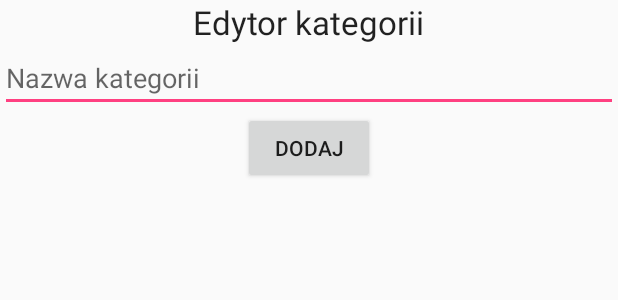
After one commit to JestemFajnaAJakze/Nauczyciel03, an Android app: the layout activity_add_category.xml on its own in the app's theme, with its tools: preview values and no code run, on a phone screen of 412 x 824 dp. The commit adds this screen. Shown: the top 300 px of the screen. Run offline under Robolectric (Android 15) with nearby library versions, the phone set to English and light mode, and no system bars.

Commit message:
Add: activity_add_category, AddCategoryActivity Modified: activity_category_list.xml, activity_question.xml

```diff
--- /dev/null
+++ b/app/src/main/res/layout/activity_add_category.xml
@@ -0,0 +1,29 @@
+<?xml version="1.0" encoding="utf-8"?>
+<LinearLayout xmlns:android="http://schemas.android.com/apk/res/android"
+    android:layout_width="match_parent"
+    android:layout_height="match_parent"
+    android:orientation="vertical">
+
+    <TextView
+        android:layout_width="wrap_content"
+        android:layout_height="wrap_content"
+        android:textAppearance="?android:attr/textAppearanceLarge"
+        android:text="Edytor kategorii"
+        android:id="@+id/textView2"
+        android:layout_gravity="center_horizontal" />
+
+    <EditText
+        android:layout_width="match_parent"
+        android:layout_height="wrap_content"
+        android:id="@+id/question"
+        android:layout_gravity="center_horizontal"
+        android:hint="Nazwa kategorii" />
+
+    <Button
+        android:layout_width="wrap_content"
+        android:layout_height="wrap_content"
+        android:text="Dodaj"
+        android:id="@+id/addCategory"
+        android:layout_gravity="center_horizontal" />
+
+</LinearLayout>
```
Also changed, not shown: app/src/main/java/com/project/mcr/nauczyciel02/activity/AddCategoryActivity.java (added, +29 -0 lines), app/src/main/res/layout/activity_category_list.xml (+12 -4 lines), app/src/main/res/layout/activity_question.xml (renamed from app/src/main/res/layout/question_activity.xml).
